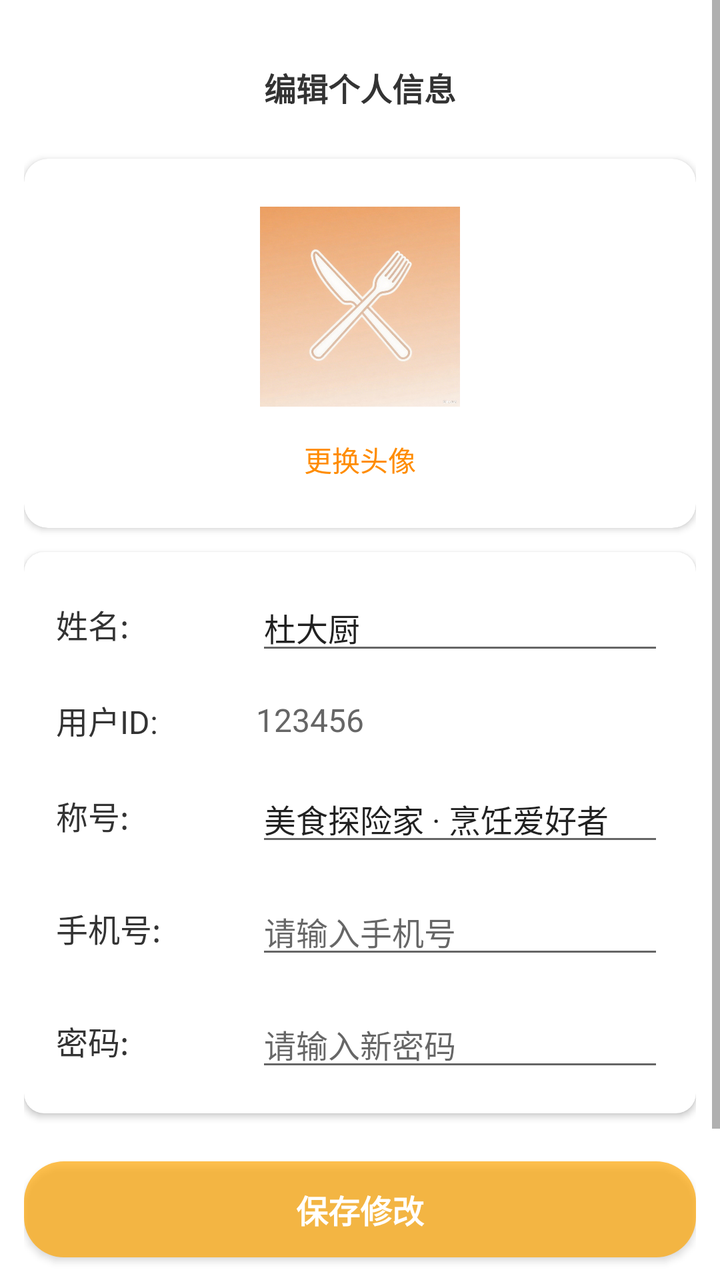
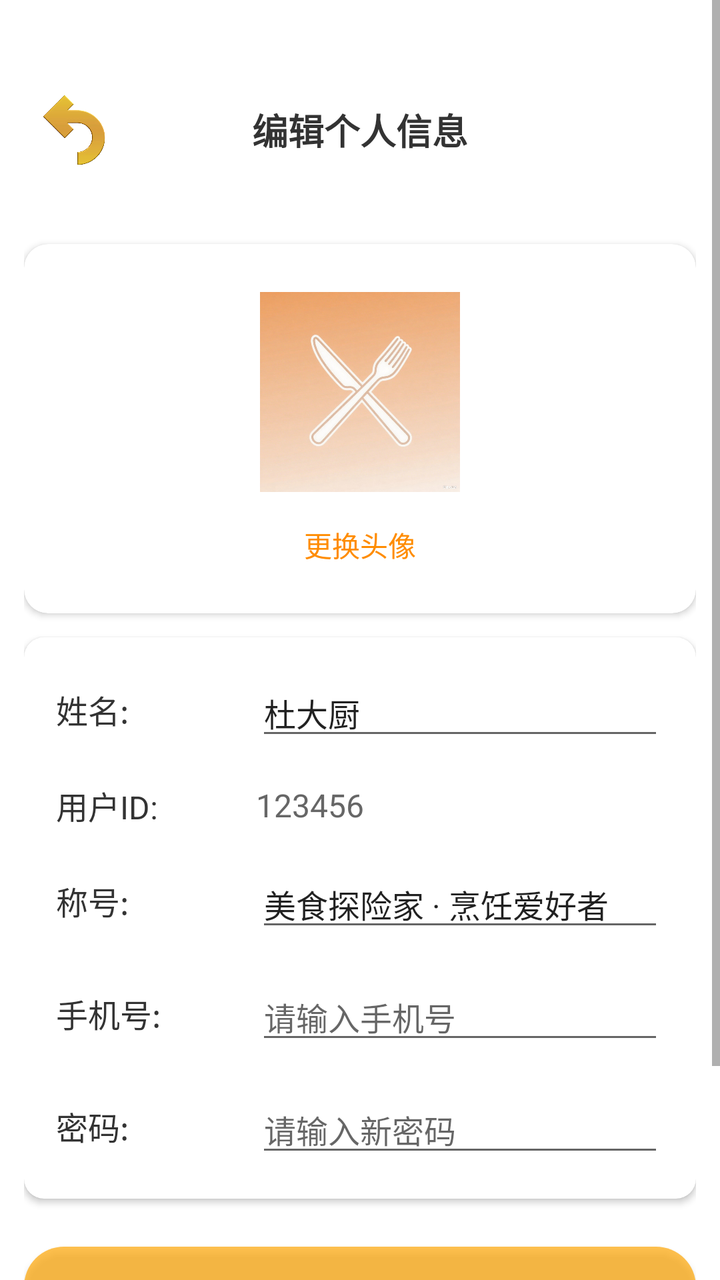

Before-and-after screenshots of an Android layout around one commit, followed by the original layout XML and the change that was made.
<!-- AndroidManifest.xml: application theme Theme.Kitchenmanager -->
<!-- res/layout/activity_profile_edit.xml -->
<ScrollView xmlns:android="http://schemas.android.com/apk/res/android"
    xmlns:app="http://schemas.android.com/apk/res-auto"
    android:layout_width="match_parent"
    android:layout_height="match_parent"
    android:background="@android:color/white"
    android:fillViewport="true">

    <LinearLayout
        android:layout_width="match_parent"
        android:layout_height="wrap_content"
        android:orientation="vertical"
        android:padding="12dp">

        <TextView
            android:layout_width="match_parent"
            android:layout_height="wrap_content"
            android:layout_marginTop="20dp"
            android:gravity="center"
            android:text="编辑个人信息"
            android:textColor="#333333"
            android:textSize="16sp"
            android:textStyle="bold" />

        <androidx.cardview.widget.CardView
            android:id="@+id/card_avatar"
            android:layout_width="match_parent"
            android:layout_height="wrap_content"
            android:layout_marginTop="24dp"
            android:elevation="2dp"
            app:cardCornerRadius="12dp"
            app:cardBackgroundColor="#FFFFFF">

            <LinearLayout
                android:layout_width="match_parent"
                android:layout_height="wrap_content"
                android:gravity="center"
                android:orientation="vertical"
                android:padding="24dp">

                <ImageView
                    android:id="@+id/iv_avatar"
                    android:layout_width="100dp"
                    android:layout_height="100dp"
                    android:contentDescription="用户头像"
                    android:src="@drawable/ic_logo_orange"
                    android:scaleType="centerCrop"/>

                <TextView
                    android:id="@+id/tv_change_avatar"
                    android:layout_width="wrap_content"
                    android:layout_height="wrap_content"
                    android:layout_marginTop="16dp"
                    android:text="更换头像"
                    android:textColor="#FF8C00"
                    android:textSize="14sp" />
            </LinearLayout>
        </androidx.cardview.widget.CardView>

        <androidx.cardview.widget.CardView
            android:layout_width="match_parent"
            android:layout_height="wrap_content"
            android:layout_marginTop="12dp"
            android:elevation="2dp"
            app:cardCornerRadius="10dp"
            app:cardBackgroundColor="#FFFFFF">

            <LinearLayout
                android:layout_width="match_parent"
                android:layout_height="wrap_content"
                android:orientation="vertical"
                android:padding="16dp">

                <LinearLayout
                    android:layout_width="match_parent"
                    android:layout_height="wrap_content"
                    android:layout_marginBottom="16dp"
                    android:gravity="center_vertical"
                    android:orientation="horizontal">

                    <TextView
                        android:layout_width="100dp"
                        android:layout_height="wrap_content"
                        android:text="姓名:"
                        android:textColor="#333333"
                        android:textSize="16sp" />

                    <EditText
                        android:id="@+id/et_name"
                        android:layout_width="0dp"
                        android:layout_height="wrap_content"
                        android:layout_weight="1"
                        android:hint="请输入姓名"
                        android:inputType="textPersonName"
                        android:text="杜大厨"
                        android:textSize="16sp" />
                </LinearLayout>

                <LinearLayout
                    android:layout_width="match_parent"
                    android:layout_height="wrap_content"
                    android:layout_marginBottom="16dp"
                    android:gravity="center_vertical"
                    android:orientation="horizontal">

                    <TextView
                        android:layout_width="100dp"
                        android:layout_height="wrap_content"
                        android:text="用户ID:"
                        android:textColor="#333333"
                        android:textSize="16sp" />

                    <TextView
                        android:id="@+id/tv_user_id"
                        android:layout_width="0dp"
                        android:layout_height="wrap_content"
                        android:layout_weight="1"
                        android:text="123456"
                        android:textColor="#666666"
                        android:textSize="16sp" />
                </LinearLayout>

                <LinearLayout
                    android:layout_width="match_parent"
                    android:layout_height="wrap_content"
                    android:layout_marginBottom="16dp"
                    android:gravity="center_vertical"
                    android:orientation="horizontal">

                    <TextView
                        android:layout_width="100dp"
                        android:layout_height="wrap_content"
                        android:text="称号:"
                        android:textColor="#333333"
                        android:textSize="16sp" />

                    <EditText
                        android:id="@+id/et_title"
                        android:layout_width="0dp"
                        android:layout_height="wrap_content"
                        android:layout_weight="1"
                        android:hint="请输入您的称号或自我介绍"
                        android:inputType="text"
                        android:text="美食探险家 · 烹饪爱好者"
                        android:textSize="16sp" />
                </LinearLayout>

                <LinearLayout
                    android:layout_width="match_parent"
                    android:layout_height="wrap_content"
                    android:layout_marginBottom="16dp"
                    android:gravity="center_vertical"
                    android:orientation="horizontal">

                    <TextView
                        android:layout_width="100dp"
                        android:layout_height="wrap_content"
                        android:text="手机号:"
                        android:textColor="#333333"
                        android:textSize="16sp" />

                    <EditText
                        android:id="@+id/et_phone"
                        android:layout_width="0dp"
                        android:layout_height="wrap_content"
                        android:layout_weight="1"
                        android:hint="请输入手机号"
                        android:inputType="phone"
                        android:textSize="16sp" />
                </LinearLayout>

                <LinearLayout
                    android:layout_width="match_parent"
                    android:layout_height="wrap_content"
                    android:gravity="center_vertical"
                    android:orientation="horizontal">

                    <TextView
                        android:layout_width="100dp"
                        android:layout_height="wrap_content"
                        android:text="密码:"
                        android:textColor="#333333"
                        android:textSize="16sp" />

                    <EditText
                        android:id="@+id/et_password"
                        android:layout_width="0dp"
                        android:layout_height="wrap_content"
                        android:layout_weight="1"
                        android:hint="请输入新密码"
                        android:inputType="textPassword"
                        android:textSize="16sp" />
                </LinearLayout>
            </LinearLayout>
        </androidx.cardview.widget.CardView>

        <Button
            android:id="@+id/btn_save"
            android:layout_width="match_parent"
            android:layout_height="wrap_content"
            android:layout_marginTop="24dp"
            android:background="@drawable/round_corner"
            android:padding="12dp"
            android:text="保存修改"
            android:textColor="#FFFFFF"
            android:textSize="16sp"
            android:textStyle="bold" />
        <Button
            android:id="@+id/btn_logout"
            android:layout_width="match_parent"
            android:layout_height="wrap_content"
            android:layout_marginTop="12dp"
            android:background="@drawable/round_corner"
            android:padding="12dp"
            android:text="退出登录"
            android:textColor="#FFFFFF"
            android:textSize="16sp" />

        
        <View
            android:layout_width="match_parent"
            android:layout_height="1dp"
            android:layout_marginTop="24dp"
            android:background="#F0F0F0" />
    </LinearLayout>
</ScrollView>
<!-- resources referenced by this layout -->
<resources>
  <!-- drawable ic_logo_orange: png bitmap (drawable, 921157 bytes) -->
  <!-- drawable round_corner (drawable) -->
  <?xml version="1.0" encoding="utf-8"?>
  <shape xmlns:android="http://schemas.android.com/apk/res/android"
      android:shape="rectangle">
  
      <corners android:radius="20dp" />
      <solid android:color="#B0FFA500" />
  
  </shape>
  <style name="Theme.Kitchenmanager" parent="Base.Theme.Kitchenmanager" />
  <style name="Base.Theme.Kitchenmanager" parent="Theme.MaterialComponents.DayNight.NoActionBar.Bridge">
          
          
      </style>
</resources>

<!-- the commit's change to res/layout/activity_profile_edit.xml (unified diff, before → after) -->
@@ -11,15 +11,35 @@
         android:orientation="vertical"
         android:padding="12dp">
 
-        <TextView
+        
+        <RelativeLayout
             android:layout_width="match_parent"
             android:layout_height="wrap_content"
             android:layout_marginTop="20dp"
-            android:gravity="center"
-            android:text="编辑个人信息"
-            android:textColor="#333333"
-            android:textSize="16sp"
-            android:textStyle="bold" />
+            android:paddingVertical="8dp">
+
+            
+            <ImageView
+                android:id="@+id/iv_back"
+                android:layout_width="50dp"
+                android:layout_height="50dp"
+                android:layout_alignParentStart="true"
+                android:layout_centerVertical="true"
+                android:padding="4dp"
+                android:src="@drawable/ic_back"
+                android:contentDescription="返回" />
+
+            
+            <TextView
+                android:layout_width="wrap_content"
+                android:layout_height="wrap_content"
+                android:layout_centerInParent="true"
+                android:text="编辑个人信息"
+                android:textColor="#333333"
+                android:textSize="18sp"
+                android:textStyle="bold" />
+
+        </RelativeLayout>
 
         <androidx.cardview.widget.CardView
             android:id="@+id/card_avatar"
<!-- resource entries referenced after the edit -->
@@ -1,5 +1,6 @@
 <!-- resources referenced by this layout -->
 <resources>
+  <!-- drawable ic_back: png bitmap (drawable, 125798 bytes) -->
   <!-- drawable ic_logo_orange: png bitmap (drawable, 921157 bytes) -->
   <!-- drawable round_corner (drawable) -->
   <?xml version="1.0" encoding="utf-8"?>
